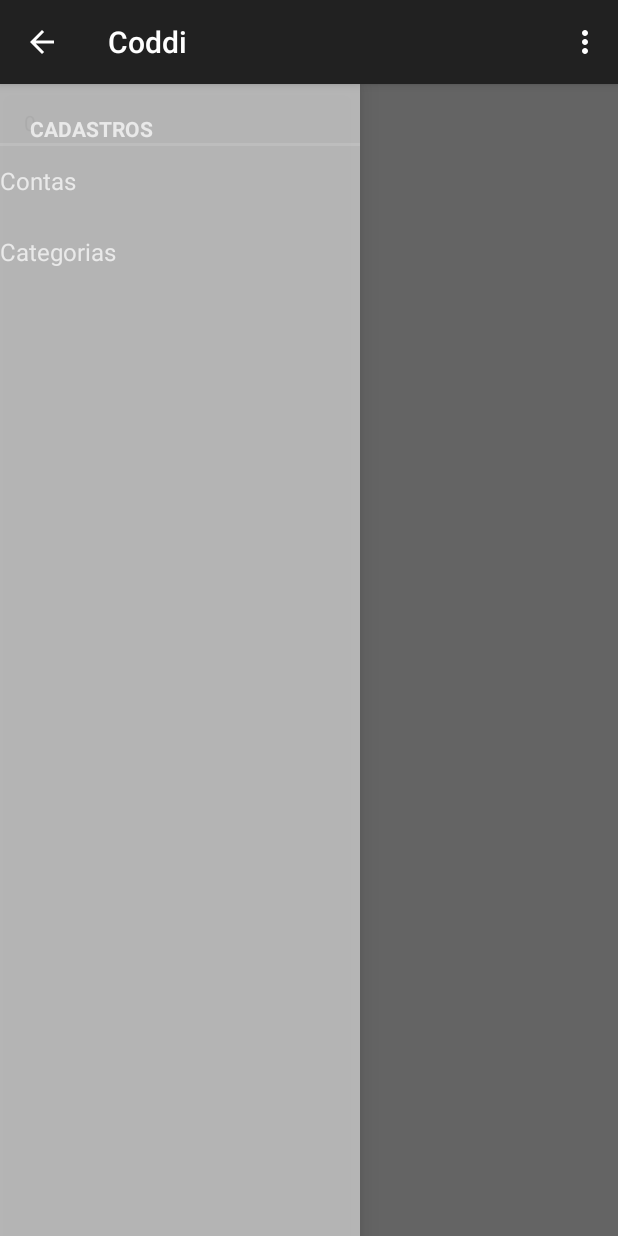
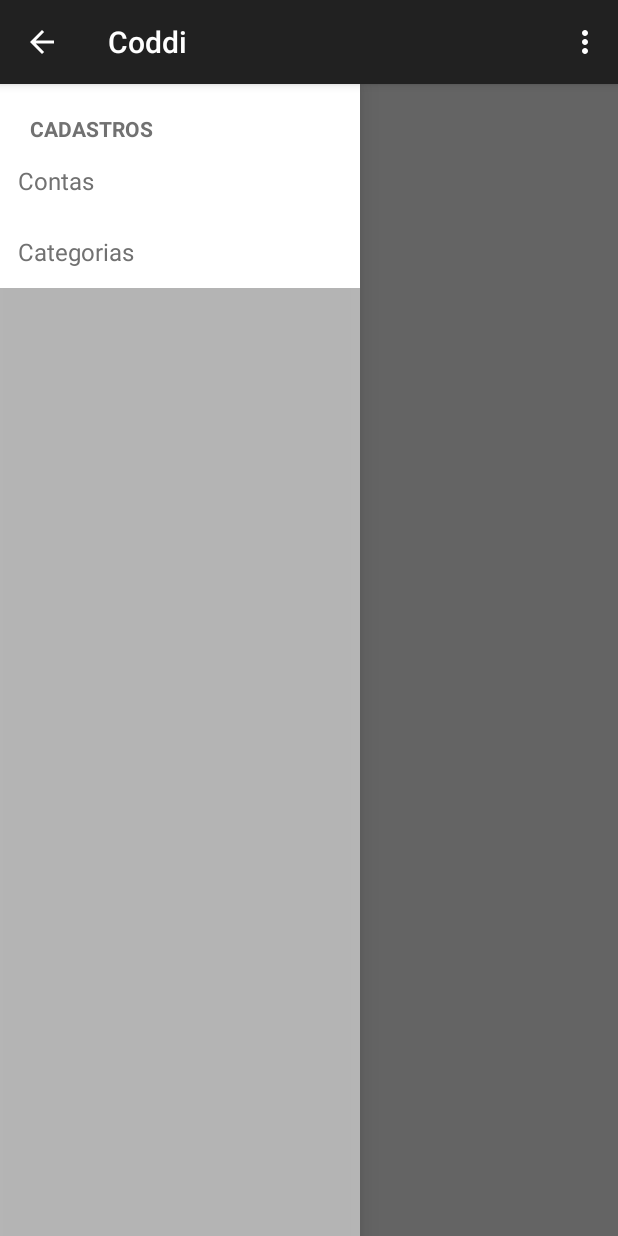
Before and after one commit to bnubruno/Coddi, an Android app: the screen it shows after launch (MainActivity), on a phone screen of 412 x 824 dp. Run offline under Robolectric (Android 15) with nearby library versions, the phone set to English and light mode, and no system bars; 2 statements that could not run were skipped.

Commit message:
#adicionado css.

```diff
--- a/app/src/main/java/coddi/com/br/view/ativity/main/MainActivity.java
+++ b/app/src/main/java/coddi/com/br/view/ativity/main/MainActivity.java
@@ -10,7 +10,7 @@ import android.view.Menu;
 import android.view.MenuItem;
 
 import coddi.com.br.coddi.R;
-import coddi.com.br.view.fragment.PlaceholderFragment;
+import coddi.com.br.view.fragment.ContaFragment;
 
 
 public class MainActivity extends ActionBarActivity implements NavigationDrawerFragment.NavigationDrawerCallbacks {
@@ -41,7 +41,8 @@ public class MainActivity extends ActionBarActivity implements NavigationDrawerF
     public void onNavigationDrawerItemSelected(int position) {
         // update the main content by replacing fragments
         FragmentManager fragmentManager = getSupportFragmentManager();
-        fragmentManager.beginTransaction().replace(R.id.container, PlaceholderFragment.newInstance(position)).commit();
+        fragmentManager.beginTransaction().replace(R.id.container, ContaFragment.newInstance(position)).commit();
+
     }
 
     public void onSectionAttached(int number) {
--- a/app/src/main/java/coddi/com/br/view/ativity/main/NavigationDrawerItemAdapter.java
+++ b/app/src/main/java/coddi/com/br/view/ativity/main/NavigationDrawerItemAdapter.java
@@ -67,7 +67,7 @@ public class NavigationDrawerItemAdapter extends BaseAdapter {
 
     private View buscarViewSection(NavigationDrawerItem item) {
 
-        View view = mInflater.inflate(R.layout.drawer_section_item, null);
+        View view = mInflater.inflate(R.layout.drawer_list_section, null);
         view.setClickable(false);
         view.setSelected(false);
 
--- a/app/src/main/java/coddi/com/br/view/fragment/PlaceholderFragment.java
+++ b/app/src/main/java/coddi/com/br/view/fragment/ContaFragment.java
@@ -14,7 +14,7 @@ import coddi.com.br.view.ativity.main.MainActivity;
 /**
  * Created by Bruno on 31/01/2015.
  */
-public class PlaceholderFragment extends Fragment {
+public class ContaFragment extends Fragment {
     /**
      * The fragment argument representing the section number for this
      * fragment.
@@ -25,15 +25,15 @@ public class PlaceholderFragment extends Fragment {
      * Returns a new instance of this fragment for the given section
      * number.
      */
-    public static PlaceholderFragment newInstance(int sectionNumber) {
-        PlaceholderFragment fragment = new PlaceholderFragment();
+    public static ContaFragment newInstance(int sectionNumber) {
+        ContaFragment fragment = new ContaFragment();
         Bundle args = new Bundle();
         args.putInt(ARG_SECTION_NUMBER, sectionNumber);
         fragment.setArguments(args);
         return fragment;
     }
 
-    public PlaceholderFragment() {
+    public ContaFragment() {
     }
 
 
--- /dev/null
+++ b/app/src/main/res/drawable/list_item_bg_normal.xml
@@ -0,0 +1,8 @@
+<?xml version="1.0" encoding="utf-8"?>
+<shape xmlns:android="http://schemas.android.com/apk/res/android"
+    android:shape="rectangle">
+  <gradient
+      android:startColor="@color/list_background"
+      android:endColor="@color/list_background"
+      android:angle="90" />
+</shape>
--- /dev/null
+++ b/app/src/main/res/drawable/list_item_bg_pressed.xml
@@ -0,0 +1,8 @@
+<?xml version="1.0" encoding="utf-8"?>
+<shape xmlns:android="http://schemas.android.com/apk/res/android"
+    android:shape="rectangle">
+  <gradient
+      android:startColor="@color/list_background_pressed"
+      android:endColor="@color/list_background_pressed"
+      android:angle="90" />
+</shape>
--- /dev/null
+++ b/app/src/main/res/drawable/list_selector.xml
@@ -0,0 +1,6 @@
+<?xml version="1.0" encoding="utf-8"?>
+<selector xmlns:android="http://schemas.android.com/apk/res/android">
+    <item android:drawable="@drawable/list_item_bg_normal" android:state_activated="false"/>
+    <item android:drawable="@drawable/list_item_bg_pressed" android:state_pressed="true"/>
+    <item android:drawable="@drawable/list_item_bg_pressed" android:state_activated="true"/>
+</selector>
--- /dev/null
+++ b/app/src/main/res/drawable/section_selector.xml
@@ -0,0 +1,6 @@
+<?xml version="1.0" encoding="utf-8"?>
+<selector xmlns:android="http://schemas.android.com/apk/res/android">
+    <item android:drawable="@drawable/list_item_bg_normal" android:state_activated="false"/>
+    <item android:drawable="@drawable/list_item_bg_normal" android:state_pressed="true"/>
+    <item android:drawable="@drawable/list_item_bg_normal" android:state_activated="true"/>
+</selector>
--- a/app/src/main/res/layout/drawer_list_item.xml
+++ b/app/src/main/res/layout/drawer_list_item.xml
@@ -1,7 +1,8 @@
 <RelativeLayout xmlns:android="http://schemas.android.com/apk/res/android"
                 android:layout_width="match_parent"
                 android:layout_height="10dp"
-                android:id="@+id/drawerListItem">
+                android:id="@+id/drawerListItem"
+                android:background="@drawable/list_selector">
 
     <TextView
         android:id="@+id/txtTitulo"
@@ -9,6 +10,9 @@
         android:layout_height="wrap_content"
         android:minHeight="?android:attr/listPreferredItemHeightSmall"
         android:textSize="16sp"
+        android:layout_marginLeft="12dp"
+        android:layout_marginRight="12dp"
+        android:textColor="@color/list_item_title"
         android:gravity="center_vertical"
         android:paddingRight="40dp"/>
 
--- /dev/null
+++ b/app/src/main/res/layout/drawer_list_section.xml
@@ -0,0 +1,19 @@
+<?xml version="1.0" encoding="utf-8"?>
+<RelativeLayout xmlns:android="http://schemas.android.com/apk/res/android"
+                android:layout_width="fill_parent"
+                android:layout_height="wrap_content"
+                android:background="@drawable/section_selector"
+                android:clickable="false">
+
+    <TextView
+        android:id="@+id/txtTituloSection"
+        android:layout_width="fill_parent"
+        android:layout_height="wrap_content"
+        android:textSize="14sp"
+        android:paddingTop="20dp"
+        android:paddingLeft="20dp"
+        android:paddingBottom="2dp"
+        android:textColor="@color/list_item_title"
+        style="?android:attr/listSeparatorTextViewStyle"/>
+
+</RelativeLayout>
--- a/app/src/main/res/layout/drawer_section_item.xml
+++ /dev/null
@@ -1,18 +0,0 @@
-<?xml version="1.0" encoding="utf-8"?>
-<RelativeLayout xmlns:android="http://schemas.android.com/apk/res/android"
-   android:layout_width="fill_parent"
-   android:layout_height="wrap_content"
-   android:clickable="false">
-
-    <TextView
-       android:id="@+id/txtTituloSection"
-       android:layout_width="fill_parent"
-       android:layout_height="wrap_content"
-       android:textSize="14sp"
-       android:paddingTop="20dp"
-       android:paddingLeft="20dp"
-       android:paddingBottom="2dp"
-       style="?android:attr/listSeparatorTextViewStyle"
-       android:text="Section"/>
-
-</RelativeLayout>
--- /dev/null
+++ b/app/src/main/res/values/color.xml
@@ -0,0 +1,26 @@
+<?xml version="1.0" encoding="utf-8"?>
+<resources>
+    <color name="list_item_title">#717171</color>
+    <color name="list_background">@android:color/background_light</color>
+    <color name="list_background_pressed">#33B5E5</color>
+    <color name="tv_saldo_total_positivo">#33B5E5</color>
+    <color name="tv_saldo_total_negativo">#fd482f</color>
+    <color name="list_divider">#c5c4c4</color>
+    <color name="counter_text_bg">#626262</color>
+    <color name="counter_text_color">#c5c4c4</color>
+    <color name="background_main">#f1f1f1</color>
+    <color name="black">#191919</color>
+    <color name="shadow">#c5c4c4</color>
+    <color name="pretoTransparente">#95000000</color>
+
+
+
+    <!-- BACKUP
+    android:background="@color/list_background"
+    <color name="list_item_title">#fff</color>
+    <color name="list_background">#303030</color>
+    <color name="list_background_pressed">#992416</color>
+    <color name="list_divider">#272727</color>
+    <color name="counter_text_bg">#626262</color>
+    <color name="counter_text_color">#c5c4c4</color> -->
+</resources>
```
Also changed, not shown: app/src/main/res/drawable/counter_bg.xml (added, +19 -0 lines).
